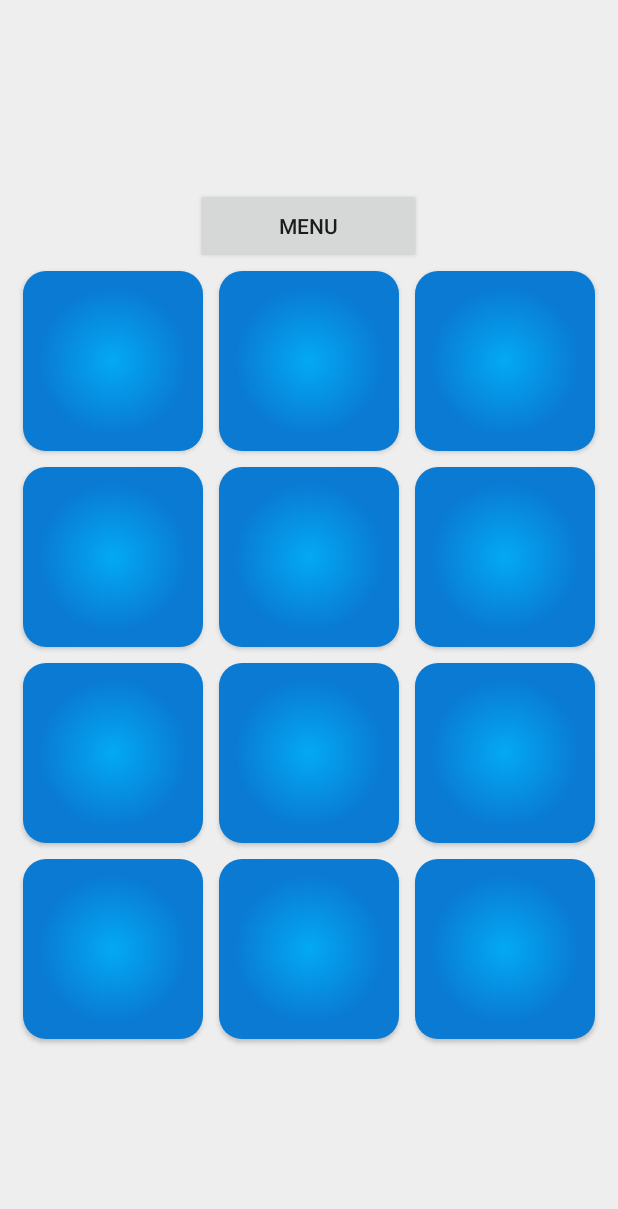
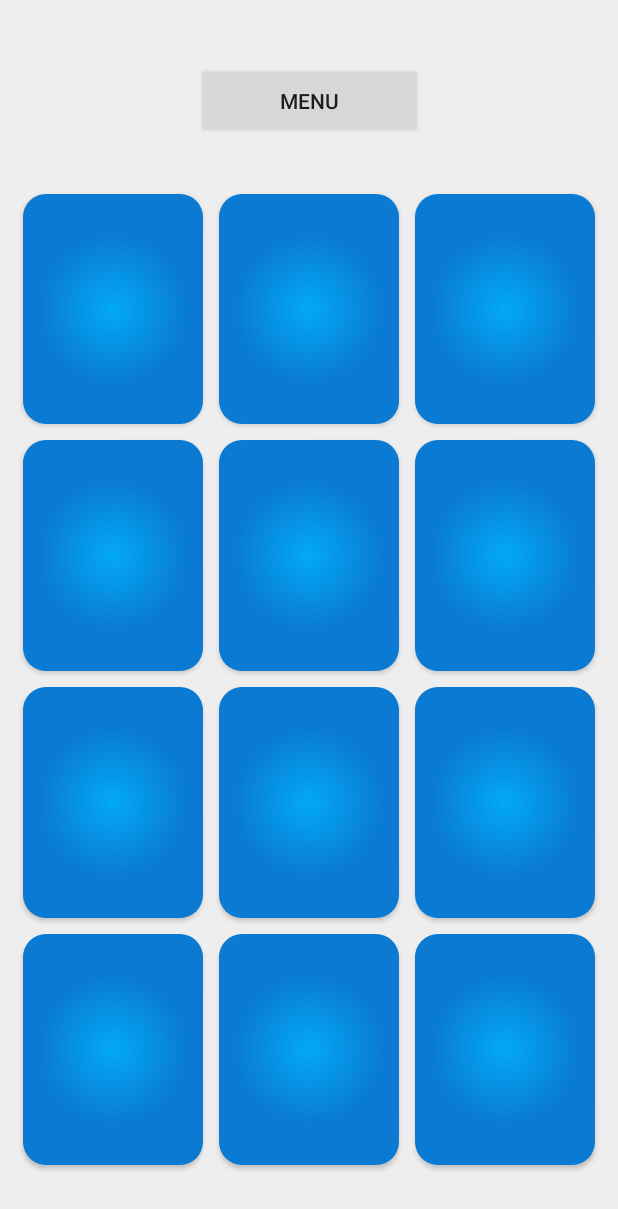
Before and after one commit to Asgeirjoh/RhythmGame, an Android app: the MainActivity screen opened directly, with no data from a screen before it, on a phone screen of 412 x 824 dp. Shown: the top 1209 px of the screen. Run offline under Robolectric (Android 15) with nearby library versions, the phone set to English and light mode, and no system bars.

Commit message:
Fix xml scaling

```diff
--- a/app/src/main/java/is/hi/hbv601g/fingerDancer/MainActivity.java
+++ b/app/src/main/java/is/hi/hbv601g/fingerDancer/MainActivity.java
@@ -19,6 +19,13 @@ public class MainActivity extends AppCompatActivity {
     private int sound8;
     private int sound9;
 
+    private int track;
+    private int score;
+    private int combo;
+    private int difficulty;
+    private int fadeInTime;
+
+
 
 
     @Override
@@ -34,10 +41,9 @@ public class MainActivity extends AppCompatActivity {
         sound7 = sp.load(getApplicationContext(),R.raw.sound7,1);
         sound8 = sp.load(getApplicationContext(),R.raw.sound8,1);
         sound9 = sp.load(getApplicationContext(),R.raw.sound9,1);
+    }
 
 
-
-    }
 
     public void backToMenu(View v){
         Intent i = new Intent(this,MenuActivity.class);
--- /dev/null
+++ b/app/src/main/java/is/hi/hbv601g/fingerDancer/Note.java
@@ -0,0 +1,7 @@
+package is.hi.hbv601g.fingerDancer;
+
+public class Note {
+    private boolean shouldPress;
+    private int buttonPos;
+    private
+}
--- /dev/null
+++ b/app/src/main/java/is/hi/hbv601g/fingerDancer/Track.java
@@ -0,0 +1,69 @@
+package is.hi.hbv601g.fingerDancer;
+
+public class Track {
+
+    private String name;
+    private int id;
+    private int length;
+    private Double bpm;
+    private Note[] note;
+    private int offset;
+
+
+    public Track(String name, int id, int length, Double bpm, Note[] note, int offset) {
+        this.name = name;
+        this.id = id;
+        this.length = length;
+        this.bpm = bpm;
+        this.note = note;
+        this.offset = offset;
+    }
+
+    public String getName() {
+        return name;
+    }
+
+    public void setName(String name) {
+        this.name = name;
+    }
+
+    public int getId() {
+        return id;
+    }
+
+    public void setId(int id) {
+        this.id = id;
+    }
+
+    public int getLength() {
+        return length;
+    }
+
+    public void setLength(int length) {
+        this.length = length;
+    }
+
+    public Double getBpm() {
+        return bpm;
+    }
+
+    public void setBpm(Double bpm) {
+        this.bpm = bpm;
+    }
+
+    public Note[] getNote() {
+        return note;
+    }
+
+    public void setNote(Note[] note) {
+        this.note = note;
+    }
+
+    public int getOffset() {
+        return offset;
+    }
+
+    public void setOffset(int offset) {
+        this.offset = offset;
+    }
+}
--- a/app/src/main/res/layout/activity_main.xml
+++ b/app/src/main/res/layout/activity_main.xml
@@ -1,131 +1,172 @@
 <?xml version="1.0" encoding="utf-8"?>
 <LinearLayout xmlns:android="http://schemas.android.com/apk/res/android"
+    xmlns:app="http://schemas.android.com/apk/res-auto"
     xmlns:tools="http://schemas.android.com/tools"
-    xmlns:app="http://schemas.android.com/apk/res-auto"
     android:layout_width="match_parent"
     android:layout_height="match_parent"
-    tools:context=".MainActivity"
     android:background="@color/colorPrimary"
+    android:gravity="center"
+    android:orientation="vertical"
     android:padding="10dp"
-    android:gravity="center"
-    android:orientation="vertical">
+    android:weightSum="100"
+    tools:context=".MainActivity">
+
+    <androidx.constraintlayout.widget.ConstraintLayout
+        android:layout_width="match_parent"
+        android:layout_height="match_parent">
 
         <Button
             android:id="@+id/btnBackToMenu"
+            android:layout_width="150dp"
+            android:layout_height="50dp"
+            android:layout_marginTop="32dp"
+            android:layout_marginBottom="32dp"
+            android:onClick="backToMenu"
             android:text="@string/backtoMenu"
-            android:onClick="backToMenu"
-            android:layout_width="150dp"
-            android:layout_height="50dp"/>
+            app:layout_constraintBottom_toTopOf="@+id/tableLayout2"
+            app:layout_constraintEnd_toEndOf="parent"
+            app:layout_constraintStart_toStartOf="parent"
+            app:layout_constraintTop_toTopOf="parent" />
 
+        <TableLayout
+            android:id="@+id/tableLayout2"
+            android:layout_width="match_parent"
+            android:layout_height="0dp"
+            android:layout_marginBottom="32dp"
+            app:layout_constraintBottom_toBottomOf="parent"
+            app:layout_constraintTop_toBottomOf="@+id/btnBackToMenu">
 
-
-
-
-    <LinearLayout
-        android:layout_width="wrap_content"
+            <TableRow
+                android:layout_width="match_parent"
                 android:layout_height="wrap_content"
-        android:orientation="horizontal">
+                android:layout_weight="1">
 
                 <Button
-            android:layout_width="120dp"
-            android:layout_height="120dp"
+                    android:id="@+id/button1"
+                    android:layout_width="0dp"
+                    android:layout_height="match_parent"
                     android:layout_margin="5dp"
+                    android:layout_weight="1"
                     android:background="@drawable/button1"
                     android:onClick="playsound1" />
 
                 <Button
-            android:layout_width="120dp"
-            android:layout_height="120dp"
+                    android:id="@+id/button2"
+                    android:layout_width="0dp"
+                    android:layout_height="match_parent"
                     android:layout_margin="5dp"
+                    android:layout_weight="1"
                     android:background="@drawable/button1"
                     android:onClick="playsound2" />
 
                 <Button
-            android:layout_width="120dp"
-            android:layout_height="120dp"
+                    android:id="@+id/button3"
+                    android:layout_width="0dp"
+                    android:layout_height="match_parent"
                     android:layout_margin="5dp"
+                    android:layout_weight="1"
                     android:background="@drawable/button1"
                     android:onClick="playsound3" />
+            </TableRow>
 
-        <LinearLayout
+            <TableRow
                 android:layout_width="match_parent"
                 android:layout_height="match_parent"
-            android:orientation="horizontal"></LinearLayout>
+                android:layout_weight="1">
 
+                <Button
+                    android:id="@+id/button4"
+                    android:layout_width="0dp"
+                    android:layout_height="match_parent"
+                    android:layout_margin="5dp"
+                    android:layout_weight="1"
+                    android:background="@drawable/button1"
+                    android:onClick="playsound1" />
+
+                <Button
+                    android:id="@+id/button5"
+                    android:layout_width="0dp"
+                    android:layout_height="match_parent"
+                    android:layout_margin="5dp"
+                    android:layout_weight="1"
+                    android:background="@drawable/button1"
+                    android:onClick="playsound2" />
+
+                <Button
+                    android:id="@+id/button6"
+                    android:layout_width="0dp"
+                    android:layout_height="match_parent"
+                    android:layout_margin="5dp"
+                    android:layout_weight="1"
+                    android:background="@drawable/button1"
+                    android:onClick="playsound3" />
+            </TableRow>
+
+            <TableRow
+                android:layout_width="match_parent"
+                android:layout_height="match_parent"
+                android:layout_weight="1">
+
+                <Button
+                    android:id="@+id/button7"
+                    android:layout_width="0dp"
+                    android:layout_height="match_parent"
+                    android:layout_margin="5dp"
+                    android:layout_weight="1"
+                    android:background="@drawable/button1"
+                    android:onClick="playsound1" />
+
+                <Button
+                    android:id="@+id/button8"
+                    android:layout_width="0dp"
+                    android:layout_height="match_parent"
+                    android:layout_margin="5dp"
+                    android:layout_weight="1"
+                    android:background="@drawable/button1"
+                    android:onClick="playsound2" />
+
+                <Button
+                    android:id="@+id/button9"
+                    android:layout_width="0dp"
+                    android:layout_height="match_parent"
+                    android:layout_margin="5dp"
+                    android:layout_weight="1"
+                    android:background="@drawable/button1"
+                    android:onClick="playsound3" />
+            </TableRow>
+
+            <TableRow
+                android:layout_width="match_parent"
+                android:layout_height="match_parent"
+                android:layout_weight="1">
+
+                <Button
+                    android:id="@+id/button10"
+                    android:layout_width="0dp"
+                    android:layout_height="match_parent"
+                    android:layout_margin="5dp"
+                    android:layout_weight="1"
+                    android:background="@drawable/button1"
+                    android:onClick="playsound1" />
+
+                <Button
+                    android:id="@+id/button11"
+                    android:layout_width="0dp"
+                    android:layout_height="match_parent"
+                    android:layout_margin="5dp"
+                    android:layout_weight="1"
+                    android:background="@drawable/button1"
+                    android:onClick="playsound2" />
+
+                <Button
+                    android:id="@+id/button12"
+                    android:layout_width="0dp"
+                    android:layout_height="match_parent"
+                    android:layout_margin="5dp"
+                    android:layout_weight="1"
+                    android:background="@drawable/button1"
+                    android:onClick="playsound3" />
+            </TableRow>
+        </TableLayout>
+    </androidx.constraintlayout.widget.ConstraintLayout>
 </LinearLayout>
-
-    <LinearLayout
-        android:layout_width="wrap_content"
-        android:layout_height="wrap_content"
-        android:orientation="horizontal">
-        <Button
-            android:background="@drawable/button1"
-            android:layout_margin="5dp"
-            android:onClick="playsound4"
-            android:layout_width="120dp"
-            android:layout_height="120dp" />
-        <Button
-            android:background="@drawable/button1"
-            android:layout_margin="5dp"
-            android:onClick="playsound5"
-            android:layout_width="120dp"
-            android:layout_height="120dp" />
-        <Button
-            android:background="@drawable/button1"
-            android:layout_margin="5dp"
-            android:onClick="playsound6"
-            android:layout_width="120dp"
-            android:layout_height="120dp" />
-
-    </LinearLayout>
-    <LinearLayout
-        android:layout_width="wrap_content"
-        android:layout_height="wrap_content"
-        android:orientation="horizontal">
-        <Button
-            android:background="@drawable/button1"
-            android:layout_margin="5dp"
-            android:onClick="playsound7"
-            android:layout_width="120dp"
-            android:layout_height="120dp" />
-        <Button
-            android:background="@drawable/button1"
-            android:layout_margin="5dp"
-            android:onClick="playsound8"
-            android:layout_width="120dp"
-            android:layout_height="120dp" />
-        <Button
-            android:background="@drawable/button1"
-            android:layout_margin="5dp"
-            android:onClick="playsound9"
-            android:layout_width="120dp"
-            android:layout_height="120dp" />
-
-    </LinearLayout>
-    <LinearLayout
-        android:layout_width="wrap_content"
-        android:layout_height="wrap_content"
-        android:orientation="horizontal">
-        <Button
-            android:background="@drawable/button1"
-            android:layout_margin="5dp"
-            android:onClick="playsound10"
-            android:layout_width="120dp"
-            android:layout_height="120dp" />
-        <Button
-            android:background="@drawable/button1"
-            android:layout_margin="5dp"
-            android:onClick="playsound11"
-            android:layout_width="120dp"
-            android:layout_height="120dp" />
-        <Button
-            android:background="@drawable/button1"
-            android:layout_margin="5dp"
-            android:onClick="playsound12"
-            android:layout_width="120dp"
-            android:layout_height="120dp" />
-
-    </LinearLayout>
-
-
-</LinearLayout>
--- a/build.gradle
+++ b/build.gradle
@@ -7,7 +7,7 @@ buildscript {
 
     }
     dependencies {
-        classpath 'com.android.tools.build:gradle:3.5.3'
+        classpath 'com.android.tools.build:gradle:3.6.0'
 
         // NOTE: Do not place your application dependencies here; they belong
         // in the individual module build.gradle files
```
Also changed, not shown: app/src/main/AndroidManifest.xml (+7 -0 lines), gradle/wrapper/gradle-wrapper.properties. Lines whose indentation alone changed are shown as unchanged.
